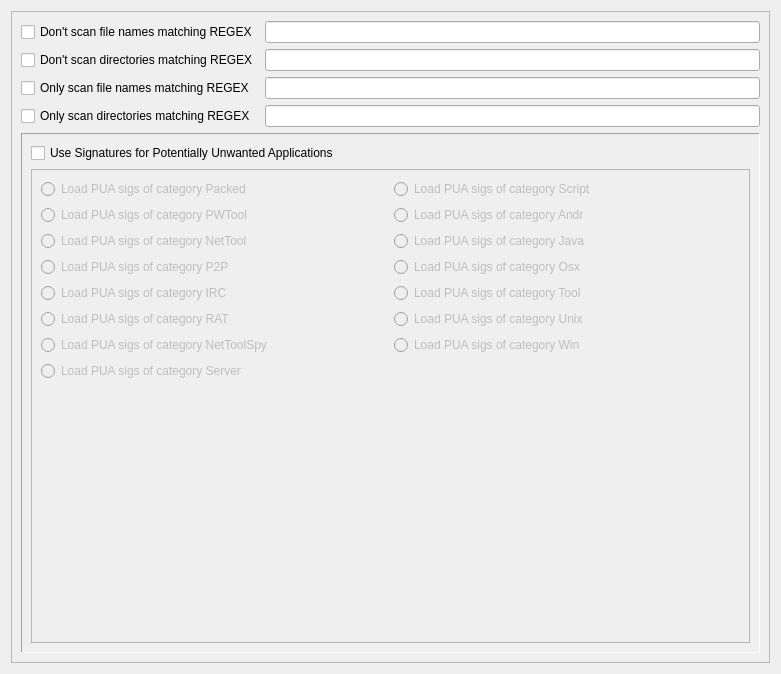
Above: ui/includeexcludeoptions.ui from robinking623/clamav-gui before the change. Below: the same form after it.
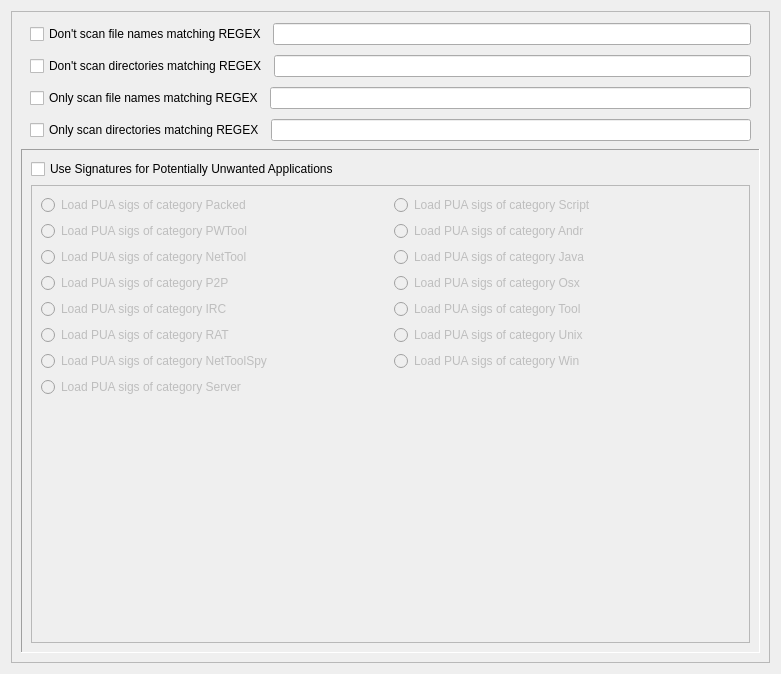
That is the form after the change.

Diff of the .ui file:
```diff
--- a/ui/includeexcludeoptions.ui
+++ b/ui/includeexcludeoptions.ui
@@ -29,46 +29,6 @@
        </rect>
       </property>
       <layout class="QGridLayout" name="gridLayout_4">
-       <item row="0" column="0">
-        <widget class="QCheckBox" name="dontScanFileNameCheckBox">
-         <property name="text">
-          <string>Don't scan file names matching REGEX</string>
-         </property>
-        </widget>
-       </item>
-       <item row="0" column="1">
-        <widget class="QLineEdit" name="dontScanFileNameLineEdit"/>
-       </item>
-       <item row="1" column="0">
-        <widget class="QCheckBox" name="dontScanDirCheckBox">
-         <property name="text">
-          <string>Don't scan directories matching REGEX</string>
-         </property>
-        </widget>
-       </item>
-       <item row="1" column="1">
-        <widget class="QLineEdit" name="dontScanDirLineEdit"/>
-       </item>
-       <item row="2" column="0">
-        <widget class="QCheckBox" name="onlyScanFileNameCheckBox">
-         <property name="text">
-          <string>Only scan file names matching REGEX</string>
-         </property>
-        </widget>
-       </item>
-       <item row="2" column="1">
-        <widget class="QLineEdit" name="onlyScanFileNameLineEdit"/>
-       </item>
-       <item row="3" column="0">
-        <widget class="QCheckBox" name="onlyScanDirCheckBox">
-         <property name="text">
-          <string>Only scan directories matching REGEX</string>
-         </property>
-        </widget>
-       </item>
-       <item row="3" column="1">
-        <widget class="QLineEdit" name="onlyScanDirLineEdit"/>
-       </item>
        <item row="4" column="0" colspan="2">
         <widget class="QFrame" name="frame">
          <property name="frameShape">
@@ -269,6 +229,142 @@
          </layout>
         </widget>
        </item>
+       <item row="1" column="0" colspan="2">
+        <widget class="QFrame" name="frame02">
+         <property name="minimumSize">
+          <size>
+           <width>0</width>
+           <height>0</height>
+          </size>
+         </property>
+         <property name="frameShape">
+          <enum>QFrame::NoFrame</enum>
+         </property>
+         <property name="frameShadow">
+          <enum>QFrame::Raised</enum>
+         </property>
+         <layout class="QHBoxLayout" name="horizontalLayout_2">
+          <property name="topMargin">
+           <number>2</number>
+          </property>
+          <property name="bottomMargin">
+           <number>2</number>
+          </property>
+          <item>
+           <widget class="QCheckBox" name="dontScanDirCheckBox">
+            <property name="text">
+             <string>Don't scan directories matching REGEX</string>
+            </property>
+           </widget>
+          </item>
+          <item>
+           <widget class="QLineEdit" name="dontScanDirLineEdit"/>
+          </item>
+         </layout>
+        </widget>
+       </item>
+       <item row="0" column="0" colspan="2">
+        <widget class="QFrame" name="frame01">
+         <property name="minimumSize">
+          <size>
+           <width>0</width>
+           <height>0</height>
+          </size>
+         </property>
+         <property name="frameShape">
+          <enum>QFrame::NoFrame</enum>
+         </property>
+         <property name="frameShadow">
+          <enum>QFrame::Raised</enum>
+         </property>
+         <layout class="QHBoxLayout" name="horizontalLayout">
+          <property name="topMargin">
+           <number>2</number>
+          </property>
+          <property name="bottomMargin">
+           <number>2</number>
+          </property>
+          <item>
+           <widget class="QCheckBox" name="dontScanFileNameCheckBox">
+            <property name="text">
+             <string>Don't scan file names matching REGEX</string>
+            </property>
+           </widget>
+          </item>
+          <item>
+           <widget class="QLineEdit" name="dontScanFileNameLineEdit"/>
+          </item>
+         </layout>
+        </widget>
+       </item>
+       <item row="3" column="0" colspan="2">
+        <widget class="QFrame" name="frame04">
+         <property name="minimumSize">
+          <size>
+           <width>0</width>
+           <height>0</height>
+          </size>
+         </property>
+         <property name="frameShape">
+          <enum>QFrame::NoFrame</enum>
+         </property>
+         <property name="frameShadow">
+          <enum>QFrame::Raised</enum>
+         </property>
+         <layout class="QHBoxLayout" name="horizontalLayout_4">
+          <property name="topMargin">
+           <number>2</number>
+          </property>
+          <property name="bottomMargin">
+           <number>2</number>
+          </property>
+          <item>
+           <widget class="QCheckBox" name="onlyScanDirCheckBox">
+            <property name="text">
+             <string>Only scan directories matching REGEX</string>
+            </property>
+           </widget>
+          </item>
+          <item>
+           <widget class="QLineEdit" name="onlyScanDirLineEdit"/>
+          </item>
+         </layout>
+        </widget>
+       </item>
+       <item row="2" column="0" colspan="2">
+        <widget class="QFrame" name="frame03">
+         <property name="minimumSize">
+          <size>
+           <width>0</width>
+           <height>0</height>
+          </size>
+         </property>
+         <property name="frameShape">
+          <enum>QFrame::NoFrame</enum>
+         </property>
+         <property name="frameShadow">
+          <enum>QFrame::Raised</enum>
+         </property>
+         <layout class="QHBoxLayout" name="horizontalLayout_3">
+          <property name="topMargin">
+           <number>2</number>
+          </property>
+          <property name="bottomMargin">
+           <number>2</number>
+          </property>
+          <item>
+           <widget class="QCheckBox" name="onlyScanFileNameCheckBox">
+            <property name="text">
+             <string>Only scan file names matching REGEX</string>
+            </property>
+           </widget>
+          </item>
+          <item>
+           <widget class="QLineEdit" name="onlyScanFileNameLineEdit"/>
+          </item>
+         </layout>
+        </widget>
+       </item>
       </layout>
      </widget>
     </widget>
```
Left out of the diff: 423 changed lines with no effect on the pictures.
